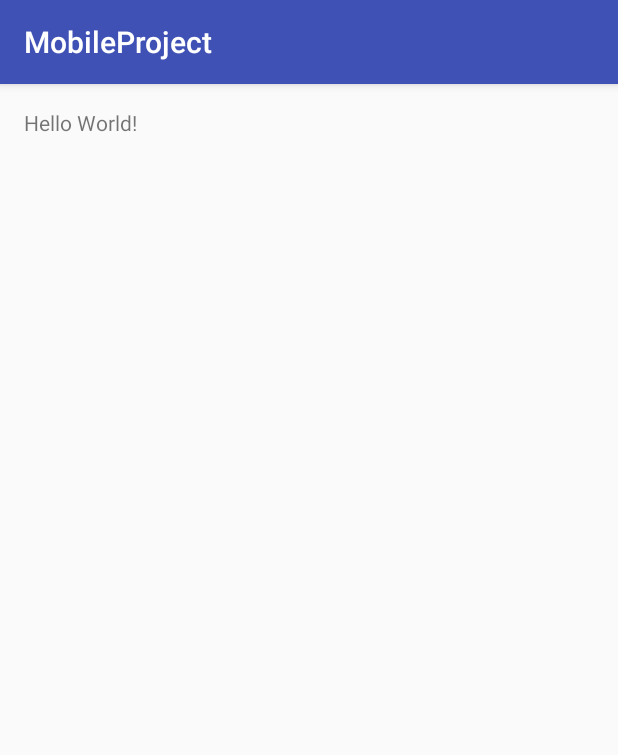
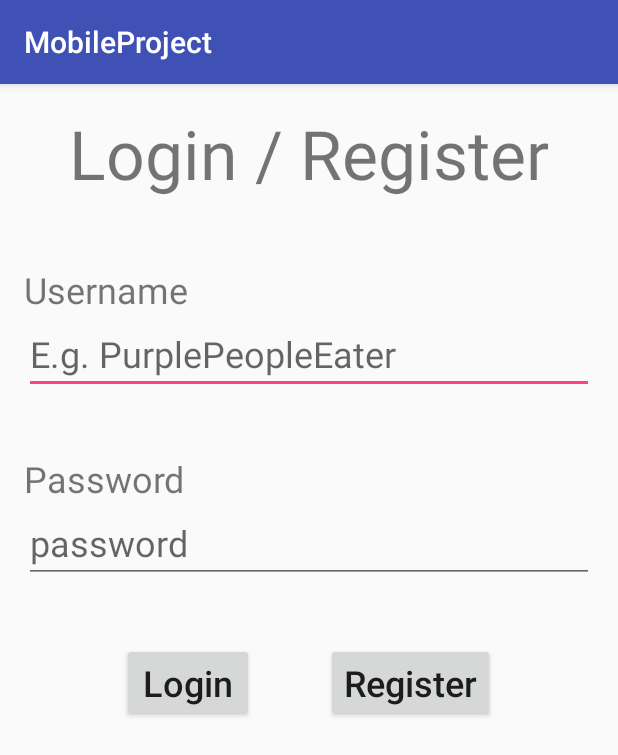
Before and after one commit to jrunzer26/MobileProjectApp, an Android app: the screen it shows after launch (MainActivity before the commit, LoginActivity after it), on a phone screen of 412 x 824 dp. Shown: the top 755 px of the screen. Run offline under Robolectric (Android 15) with nearby library versions, the phone set to English and light mode, and no system bars.

Commit message:
added initial login page

```diff
--- a/MobileProject/app/src/main/AndroidManifest.xml
+++ b/MobileProject/app/src/main/AndroidManifest.xml
@@ -8,7 +8,8 @@
         android:label="@string/app_name"
         android:supportsRtl="true"
         android:theme="@style/AppTheme">
-        <activity android:name=".MainActivity">
+        <activity android:name=".MainActivity" />
+        <activity android:name=".LoginActivity">
             <intent-filter>
                 <action android:name="android.intent.action.MAIN" />
 
--- /dev/null
+++ b/MobileProject/app/src/main/java/com/example/android/mobileproject/LoginActivity.java
@@ -0,0 +1,34 @@
+package com.example.android.mobileproject;
+
+import android.content.Intent;
+import android.support.v7.app.AppCompatActivity;
+import android.os.Bundle;
+import android.view.View;
+
+public class LoginActivity extends AppCompatActivity {
+
+    @Override
+    protected void onCreate(Bundle savedInstanceState) {
+        super.onCreate(savedInstanceState);
+        setContentView(R.layout.activity_login);
+    }
+
+    /**
+     * Logs the user into the applicaiton if the username and password is correct. Otherwise, shows error message.
+     * @param view
+     */
+    public void login(View view) {
+        // TODO: 10/6/2016
+        startActivity(new Intent(this, MainActivity.class));
+    }
+
+    /**
+     * Switches to the register activity.
+     * @param view
+     */
+    public void register(View view) {
+        // TODO: 10/6/2016
+    }
+
+
+}
--- /dev/null
+++ b/MobileProject/app/src/main/res/layout/activity_login.xml
@@ -0,0 +1,75 @@
+<?xml version="1.0" encoding="utf-8"?>
+<LinearLayout xmlns:android="http://schemas.android.com/apk/res/android"
+    xmlns:tools="http://schemas.android.com/tools"
+    android:id="@+id/activity_login"
+    android:layout_width="match_parent"
+    android:layout_height="match_parent"
+    android:paddingBottom="@dimen/activity_vertical_margin"
+    android:paddingLeft="@dimen/activity_horizontal_margin"
+    android:paddingRight="@dimen/activity_horizontal_margin"
+    android:paddingTop="@dimen/activity_vertical_margin"
+    tools:context="com.example.android.mobileproject.LoginActivity"
+    android:orientation="vertical">
+
+    <TextView
+        android:layout_width="wrap_content"
+        android:layout_height="wrap_content"
+        android:text="@string/login_title"
+        android:paddingBottom="@dimen/marginbottom_login_underlogintitle"
+        android:textSize="@dimen/textsize_login_title"
+        android:layout_gravity="center_horizontal"/>
+
+
+    <TextView android:id="@+id/textview_login_username"
+        android:layout_width="wrap_content"
+        android:layout_height="wrap_content"
+        android:text="@string/login_username"
+        android:textSize="@dimen/textsize_login_usernamepassword" />
+
+    <EditText android:id="@+id/edittext_login_username"
+        android:layout_width="match_parent"
+        android:layout_height="wrap_content"
+        android:hint="@string/login_usernamehint"
+        android:inputType="textNoSuggestions"
+        android:textSize="@dimen/textsize_login_usernamepassword" />
+
+    <TextView android:id="@+id/textview_login_password"
+        android:layout_width="wrap_content"
+        android:layout_height="wrap_content"
+        android:text="@string/login_password"
+        android:textSize="@dimen/textsize_login_usernamepassword"
+        android:layout_marginTop="@dimen/margintop_login_underFields"/>
+
+    <EditText android:id="@+id/edittext_login_password"
+        android:layout_width="match_parent"
+        android:layout_height="wrap_content"
+        android:hint="@string/login_passwordhint"
+        android:inputType="textPassword"
+        android:textSize="@dimen/textsize_login_usernamepassword"
+        android:layout_marginBottom="@dimen/margin_login_belowButtons"/>
+
+    <android.support.v7.widget.ButtonBarLayout
+        android:layout_width="wrap_content"
+        android:layout_height="wrap_content"
+        android:orientation="horizontal"
+        android:layout_gravity="center_horizontal">
+
+        <Button android:id="@+id/button_login_login"
+            android:layout_width="wrap_content"
+            android:layout_height="wrap_content"
+            android:text="@string/login_login"
+            android:textSize="@dimen/textsize_login_loginbutton"
+            android:textAllCaps="false"
+            android:layout_marginEnd="@dimen/margin_login_buttons"
+            android:onClick="login"/>
+
+        <Button android:id="@+id/button_login_register"
+            android:layout_width="wrap_content"
+            android:layout_height="wrap_content"
+            android:text="@string/login_register"
+            android:textSize="@dimen/textsize_login_loginbutton"
+            android:textAllCaps="false"
+            android:layout_marginStart="@dimen/margin_login_buttons"
+            android:onClick="register"/>
+    </android.support.v7.widget.ButtonBarLayout>
+</LinearLayout>
--- a/MobileProject/app/src/main/res/values/dimens.xml
+++ b/MobileProject/app/src/main/res/values/dimens.xml
@@ -2,4 +2,13 @@
     <!-- Default screen margins, per the Android Design guidelines. -->
     <dimen name="activity_horizontal_margin">16dp</dimen>
     <dimen name="activity_vertical_margin">16dp</dimen>
+
+    <!-- Dimensions related to LoginActivity -->
+    <dimen name="marginbottom_login_underlogintitle">44dp</dimen>
+    <dimen name="margintop_login_underFields">40dp</dimen>
+    <dimen name="textsize_login_usernamepassword">24sp</dimen>
+    <dimen name="textsize_login_title">45sp</dimen>
+    <dimen name="textsize_login_loginbutton">24sp</dimen>
+    <dimen name="margin_login_buttons">24dp</dimen>
+    <dimen name="margin_login_belowButtons">40dp</dimen>
 </resources>
--- a/MobileProject/app/src/main/res/values/strings.xml
+++ b/MobileProject/app/src/main/res/values/strings.xml
@@ -1,3 +1,13 @@
 <resources>
     <string name="app_name">MobileProject</string>
+
+    <!-- Strings related to LoginActivity -->
+    <string name="login_title">Login / Register</string>
+    <string name="login_login">Login</string>
+    <string name="login_username">Username</string>
+    <string name="login_password">Password</string>
+    <string name="login_usernamehint">E.g. PurplePeopleEater</string>
+    <string name="login_passwordhint">password</string>
+    <string name="login_register">Register</string>
+
 </resources>
```
